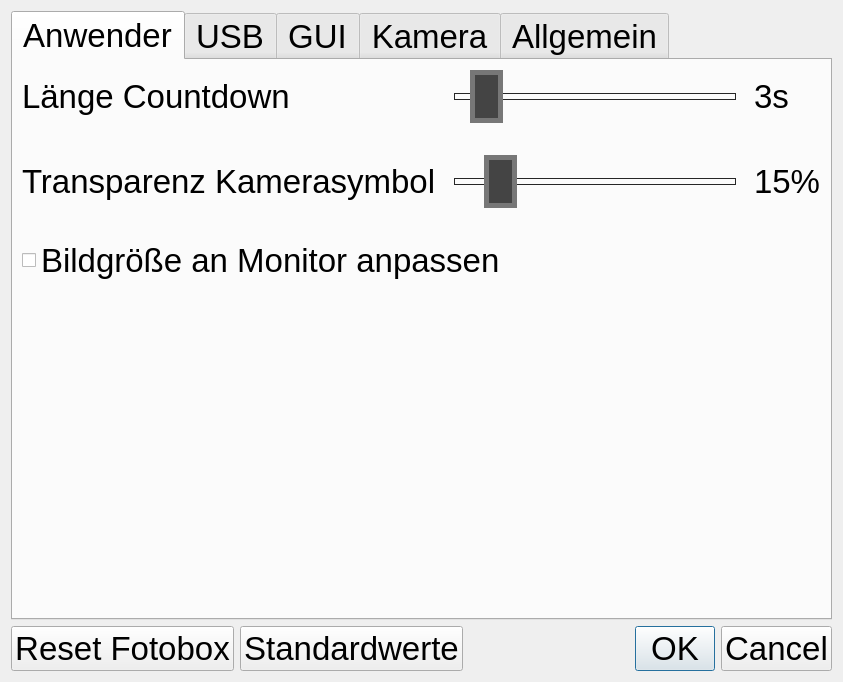
Old version of the form config_gui.ui in the repository cybrix-dev/fotobox.
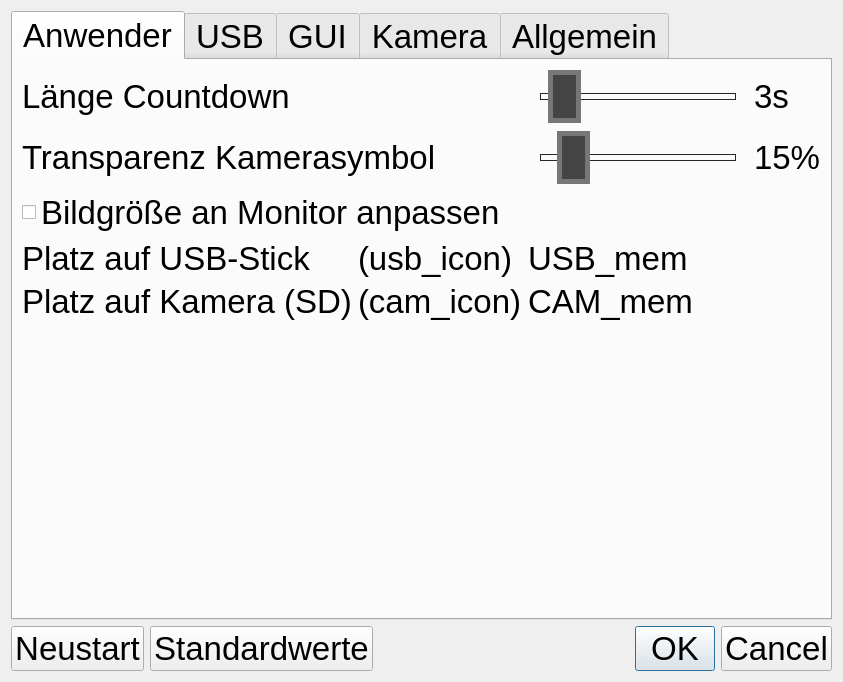
New version of the form.

Commit message: added new memory-state 'low space' added information about memory-devices on config-screen

Patch:
```diff
--- a/config_gui.ui
+++ b/config_gui.ui
@@ -19,6 +19,30 @@
    <string>Konfiguration</string>
   </property>
   <layout class="QGridLayout" name="gridLayout">
+   <item row="1" column="1">
+    <widget class="QPushButton" name="btDefaults">
+     <property name="text">
+      <string>Standardwerte</string>
+     </property>
+    </widget>
+   </item>
+   <item row="1" column="0">
+    <widget class="QPushButton" name="btReset">
+     <property name="text">
+      <string>Neustart</string>
+     </property>
+    </widget>
+   </item>
+   <item row="1" column="2">
+    <widget class="QDialogButtonBox" name="buttonBox">
+     <property name="orientation">
+      <enum>Qt::Horizontal</enum>
+     </property>
+     <property name="standardButtons">
+      <set>QDialogButtonBox::Cancel|QDialogButtonBox::Ok</set>
+     </property>
+    </widget>
+   </item>
    <item row="0" column="0" colspan="3">
     <widget class="QTabWidget" name="tabWidget">
      <property name="currentIndex">
@@ -29,17 +53,14 @@
        <string>Anwender</string>
       </attribute>
       <layout class="QGridLayout" name="gridLayout_2">
-       <property name="verticalSpacing">
-        <number>30</number>
-       </property>
-       <item row="1" column="2">
-        <widget class="QLabel" name="labTransparency">
+       <item row="0" column="0">
+        <widget class="QLabel" name="label">
          <property name="text">
-          <string>15%</string>
+          <string>Länge Countdown</string>
          </property>
         </widget>
        </item>
-       <item row="0" column="1">
+       <item row="0" column="2">
         <widget class="QSlider" name="slideCountdown">
          <property name="styleSheet">
           <string notr="true">.QSlider {
@@ -72,34 +93,21 @@
          </property>
         </widget>
        </item>
-       <item row="3" column="0">
-        <spacer name="verticalSpacer">
-         <property name="orientation">
-          <enum>Qt::Vertical</enum>
-         </property>
-         <property name="sizeHint" stdset="0">
-          <size>
-           <width>20</width>
-           <height>40</height>
-          </size>
-         </property>
-        </spacer>
-       </item>
-       <item row="1" column="0">
-        <widget class="QLabel" name="label_2">
-         <property name="text">
-          <string>Transparenz Kamerasymbol</string>
-         </property>
-        </widget>
-       </item>
-       <item row="0" column="2">
+       <item row="0" column="3">
         <widget class="QLabel" name="labCountdown">
          <property name="text">
           <string>3s</string>
          </property>
         </widget>
        </item>
-       <item row="1" column="1">
+       <item row="1" column="0" colspan="2">
+        <widget class="QLabel" name="label_2">
+         <property name="text">
+          <string>Transparenz Kamerasymbol</string>
+         </property>
+        </widget>
+       </item>
+       <item row="1" column="2">
         <widget class="QSlider" name="slideTransparency">
          <property name="styleSheet">
           <string notr="true">.QSlider {
@@ -135,10 +143,10 @@
          </property>
         </widget>
        </item>
-       <item row="0" column="0">
-        <widget class="QLabel" name="label">
+       <item row="1" column="3">
+        <widget class="QLabel" name="labTransparency">
          <property name="text">
-          <string>Länge Countdown</string>
+          <string>15%</string>
          </property>
         </widget>
        </item>
@@ -155,6 +163,74 @@
          </property>
         </widget>
        </item>
+       <item row="3" column="0">
+        <widget class="QLabel" name="label_11">
+         <property name="text">
+          <string>Platz auf USB-Stick</string>
+         </property>
+        </widget>
+       </item>
+       <item row="3" column="1">
+        <widget class="QLabel" name="labUsbSpaceIcon">
+         <property name="text">
+          <string>(usb_icon)</string>
+         </property>
+        </widget>
+       </item>
+       <item row="3" column="2">
+        <widget class="QLabel" name="labUsbSpace">
+         <property name="text">
+          <string>USB_mem</string>
+         </property>
+        </widget>
+       </item>
+       <item row="4" column="0">
+        <widget class="QLabel" name="labCamSpaceType">
+         <property name="text">
+          <string>Platz auf Kamera (SD)</string>
+         </property>
+        </widget>
+       </item>
+       <item row="4" column="1">
+        <widget class="QLabel" name="labCamSpaceIcon">
+         <property name="text">
+          <string>(cam_icon)</string>
+         </property>
+        </widget>
+       </item>
+       <item row="4" column="2">
+        <widget class="QLabel" name="labCamSpace">
+         <property name="text">
+          <string>CAM_mem</string>
+         </property>
+        </widget>
+       </item>
+       <item row="5" column="2">
+        <spacer name="horizontalSpacer_4">
+         <property name="orientation">
+          <enum>Qt::Horizontal</enum>
+         </property>
+         <property name="sizeHint" stdset="0">
+          <size>
+           <width>228</width>
+           <height>20</height>
+          </size>
+         </property>
+        </spacer>
+       </item>
+       <item row="6" column="0">
+        <spacer name="verticalSpacer">
+         <property name="orientation">
+          <enum>Qt::Vertical</enum>
+         </property>
+         <property name="sizeHint" stdset="0">
+          <size>
+           <width>20</width>
+           <height>40</height>
+          </size>
+         </property>
+        </spacer>
+       </item>
       </layout>
      </widget>
      <widget class="QWidget" name="usb">
@@ -445,30 +521,6 @@
      </widget>
     </widget>
    </item>
-   <item row="1" column="0">
-    <widget class="QPushButton" name="btReset">
-     <property name="text">
-      <string>Reset Fotobox</string>
-     </property>
-    </widget>
-   </item>
-   <item row="1" column="2">
-    <widget class="QDialogButtonBox" name="buttonBox">
-     <property name="orientation">
-      <enum>Qt::Horizontal</enum>
-     </property>
-     <property name="standardButtons">
-      <set>QDialogButtonBox::Cancel|QDialogButtonBox::Ok</set>
-     </property>
-    </widget>
-   </item>
-   <item row="1" column="1">
-    <widget class="QPushButton" name="btDefaults">
-     <property name="text">
-      <string>Standardwerte</string>
-     </property>
-    </widget>
-   </item>
   </layout>
  </widget>
  <resources/>
```
Left out of the diff: 65 changed lines with no effect on the pictures. The commit also changes 6 other files.
